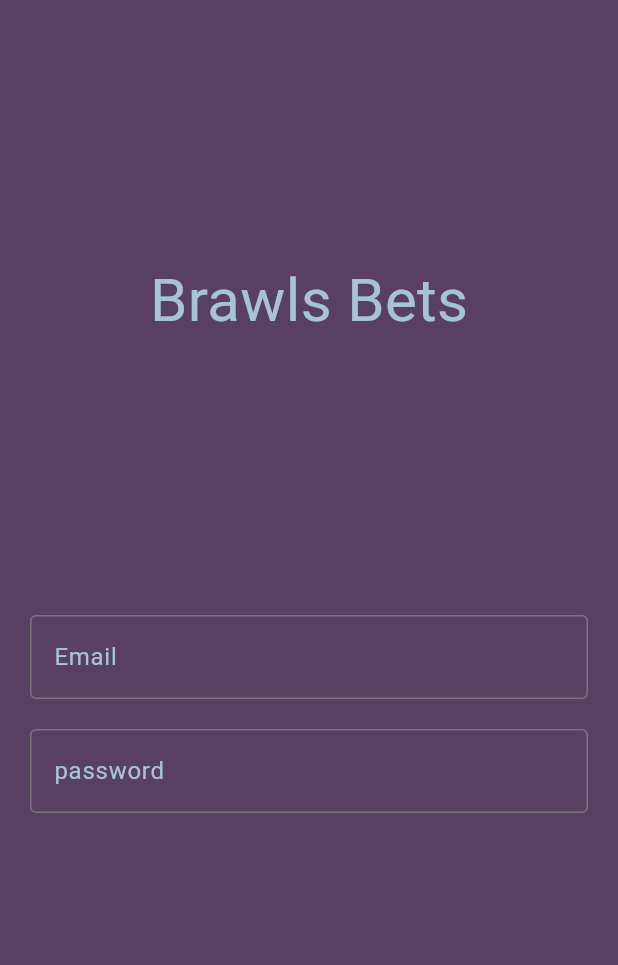
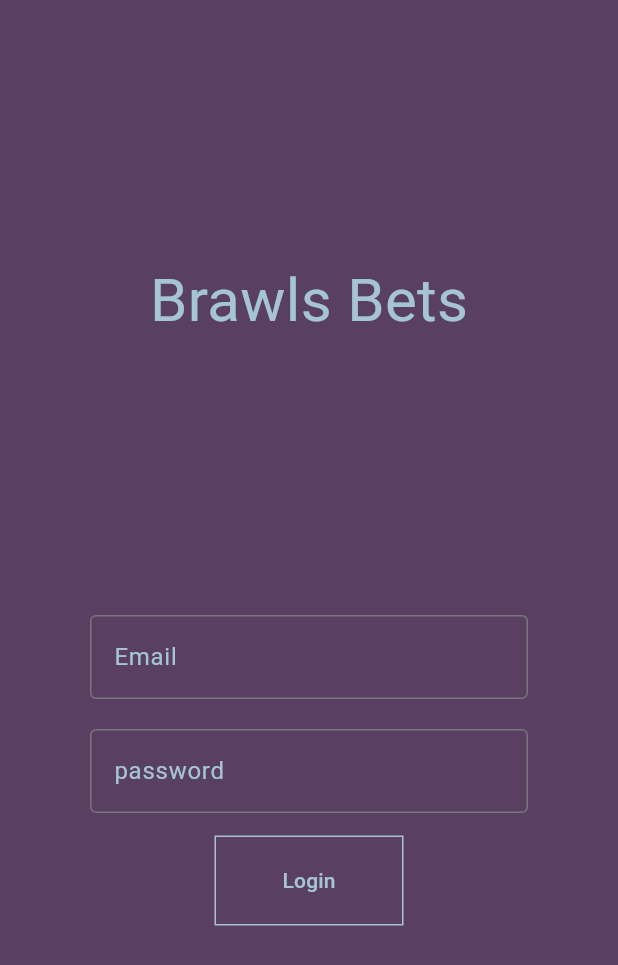
Before and after one commit to eldablo23307/Progetto_scuola_casino, a Flutter app: the screen it shows after launch, on a phone screen of 412 x 824 dp. Shown: the top 965 px of the screen. Run offline on Flutter 3.47's test engine with Material 3 defaults, Android fonts, the phone set to English and light mode, and no system bars.

Commit message:
Almost finished login, just need to exchange page

```diff
--- a/frontend/lib/main.dart
+++ b/frontend/lib/main.dart
@@ -1,9 +1,11 @@
 import 'package:flutter/material.dart';
-
+import 'package:http/http.dart' as http;
+import 'dart:convert';
+import 'dart:async';
 void main() {
     runApp(const Login());
 }
-
+//Login Page
 class Login extends StatelessWidget {
     const Login({super.key});
     @override
@@ -25,17 +27,45 @@ class Login extends StatelessWidget {
 		);
     }
 }
+//Login Form Widget
+class LoginForm extends StatefulWidget {
+    const LoginForm({super.key});
 
-class LoginForm extends StatelessWidget {
-    const LoginForm({super.key});
+    @override
+    State<LoginForm> createState() => _LoginFormState();
+}
+
+class _LoginFormState extends State<LoginForm> {
+    //TextField Controller
+    final TextEditingController emailController = TextEditingController();
+    final TextEditingController passwordController = TextEditingController();
+    @override
+    void dispose() {
+        emailController.dispose();
+        passwordController.dispose();
+        super.dispose();
+    }
+    //Send data to server
+    Future<http.Response> sendData(String email, String password){
+        return http.post(
+            Uri.parse('http://127.0.0.1:5000/login'),
+            headers: <String, String>{
+                'Content-Type': 'application/json; charset=UTF-8',
+            },
+            body: jsonEncode(<String, String>{"email": email, "password": password})
+        );
+    }
     @override
     Widget build(BuildContext context){
         return Column(
             crossAxisAlignment: CrossAxisAlignment.start,
             children: <Widget>[
-                    const Padding(
-                        padding: EdgeInsets.symmetric(horizontal: 20, vertical:  10),
-                        child: const TextField(
+                    Container(
+                        margin: EdgeInsets.symmetric(horizontal: 30.0, vertical: 5.0),
+                        padding: EdgeInsets.symmetric(horizontal: 30.0, vertical: 5.0),
+                        child: TextField(
+                            controller: emailController,
+                            style: TextStyle(color: Color(0XFFA5C4D4)),
                             decoration: InputDecoration(
                                 border: OutlineInputBorder(),
                                 hintText: "Email",
@@ -43,17 +73,42 @@ class LoginForm extends StatelessWidget {
                             ),
                         ),
                     ),
-                const Padding(
-                    padding: EdgeInsets.symmetric(horizontal: 20, vertical: 10),
-                    child: const TextField(
+                Container(
+                    margin: EdgeInsets.symmetric(horizontal: 30.0, vertical: 5.0),
+                    padding: EdgeInsets.symmetric(horizontal: 30.0, vertical: 5.0 ),
+                    child: TextField(
+                        //Make the psw hidden
+                        obscureText: true,
+                        controller: passwordController,
+                        style: TextStyle(color: Color(0XFFA5C4D4)),
                         decoration: InputDecoration(
                             border: OutlineInputBorder(),
                             hintText: "password",
                             hintStyle: TextStyle(color: Color(0XFFA5C4D4))
                         ),
                     ),
-                )
+                ),
+                //Button to send the data
+                Center(
+                    child: Container(
+                        margin: EdgeInsets.symmetric(horizontal: 30.0, vertical: 5.0),
+                        padding: EdgeInsets.symmetric(horizontal: 30.0, vertical: 5.0 ),
+                        decoration: BoxDecoration(
+                            border: Border.all(color: Color(0xFFA5C4D4))
+                        ),
+                        child: TextButton(
+                            onPressed: () async {
+                                final response = await sendData(
+                                    emailController.text,
+                                    passwordController.text);
+                                },
+                            child: Text("Login",
+                                style: TextStyle(color: Color(0XFFA5C4D4)),
+                            ),
+                        ),
+                    ),
+                ),
             ],
         );
     }
-}:w
+}
--- a/frontend/pubspec.yaml
+++ b/frontend/pubspec.yaml
@@ -34,6 +34,7 @@ dependencies:
   # The following adds the Cupertino Icons font to your application.
   # Use with the CupertinoIcons class for iOS style icons.
   cupertino_icons: ^1.0.8
+  http: ^1.6.0
 
 dev_dependencies:
   flutter_test:
```
Also changed, not shown: frontend/pubspec.lock, 1 other file.
